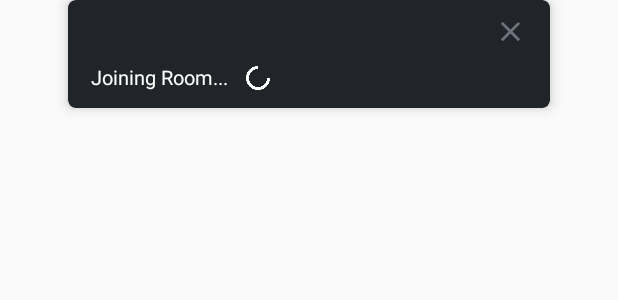
After one commit to yashgupta417/rtc-client, an Android app: the layout dialog_room_init.xml on its own in the app's theme, with its tools: preview values and no code run, on a phone screen of 412 x 824 dp. The commit adds this screen. Shown: the top 300 px of the screen. Run offline under Robolectric (Android 15) with nearby library versions, the phone set to English and light mode, and no system bars.

Commit message:
loading room dialog added

```diff
--- /dev/null
+++ b/app/src/main/res/layout/dialog_room_init.xml
@@ -0,0 +1,59 @@
+<?xml version="1.0" encoding="utf-8"?>
+<androidx.cardview.widget.CardView xmlns:android="http://schemas.android.com/apk/res/android"
+    android:layout_width="match_parent"
+    android:layout_height="wrap_content"
+    xmlns:app="http://schemas.android.com/apk/res-auto"
+    xmlns:tool="http://schemas.android.com/tools"
+    app:cardBackgroundColor="@color/shade9"
+    app:cardCornerRadius="5dp"
+    app:cardElevation="5dp"
+    android:layout_marginHorizontal="45dp">
+    <RelativeLayout
+        android:layout_width="match_parent"
+        android:layout_height="wrap_content"
+        android:paddingBottom="10dp">
+
+        <TextView
+            android:id="@+id/room_name"
+            android:layout_width="match_parent"
+            android:layout_height="wrap_content"
+            tool:text="Room name"
+            android:textStyle="bold"
+            android:textSize="16sp"
+            android:textColor="@color/white"
+            android:paddingLeft="15dp"
+            android:layout_marginTop="10dp"/>
+        <TextView
+            android:id="@+id/loading_text"
+            android:layout_width="wrap_content"
+            android:layout_height="wrap_content"
+            android:text="Joining Room..."
+            android:textSize="13sp"
+            android:layout_below="@id/room_name"
+            android:layout_marginTop="10dp"
+            android:textColor="@color/white"
+            android:layout_centerVertical="true"
+            android:layout_marginLeft="15dp"
+            />
+
+        <ImageView
+            android:id="@+id/close"
+            android:layout_width="22dp"
+            android:layout_height="22dp"
+            android:src="@drawable/ic_baseline_close_100"
+            android:layout_alignParentRight="true"
+            android:layout_alignParentTop="true"
+            android:layout_marginRight="15dp"
+            android:layout_marginTop="10dp"/>
+        <pl.droidsonroids.gif.GifImageView
+            android:layout_width="20dp"
+            android:layout_height="20dp"
+            android:src="@drawable/load_shade9"
+            android:layout_below="@id/room_name"
+            android:layout_marginTop="10dp"
+            android:layout_marginLeft="10dp"
+            android:layout_toRightOf="@id/loading_text"/>
+
+
+    </RelativeLayout>
+</androidx.cardview.widget.CardView>
```
Also changed, not shown: app/src/main/java/com/example/rtc_client/views/roomView/RoomActivity.java (+68 -14 lines).
